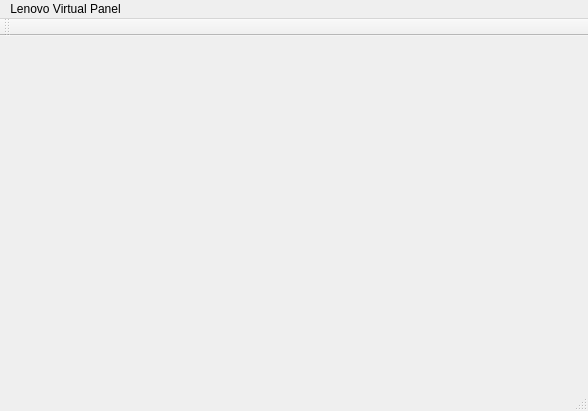
lzk/richovop, file mainwindow.ui: the form before one commit.
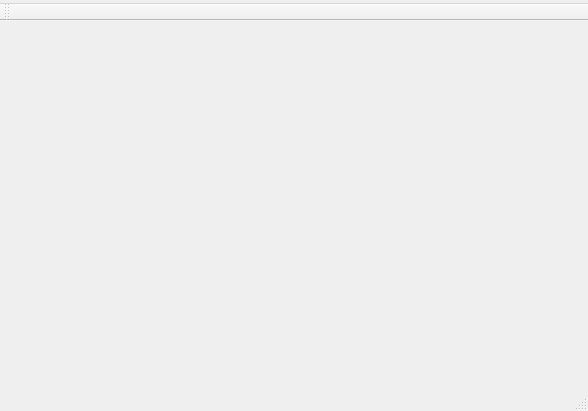
The form after the commit.

Diff of the .ui file:
```diff
--- a/mainwindow.ui
+++ b/mainwindow.ui
@@ -24,9 +24,6 @@
     </rect>
    </property>
    <widget class="QMenu" name="menuLenovo_Virtual_Panel">
-    <property name="title">
-     <string>Lenovo Virtual Panel</string>
-    </property>
     <addaction name="actionExit_Lenovo_Virtual_Panel"/>
    </widget>
    <addaction name="menuLenovo_Virtual_Panel"/>
```
Left out of the diff: 7 changed lines with no effect on the pictures.
